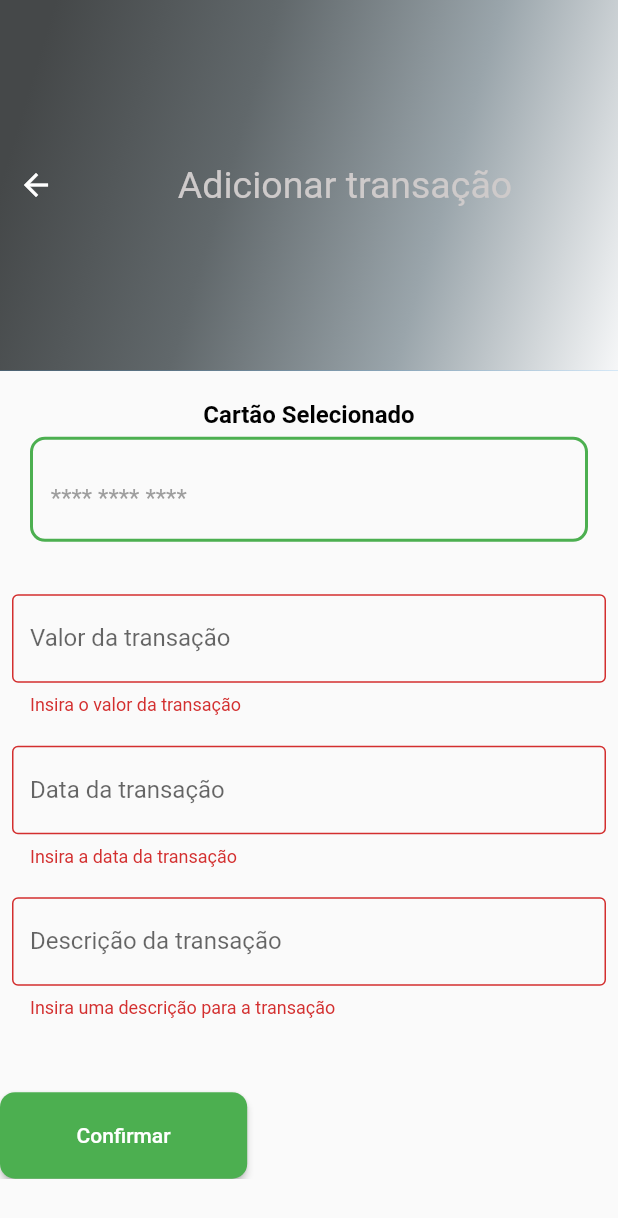
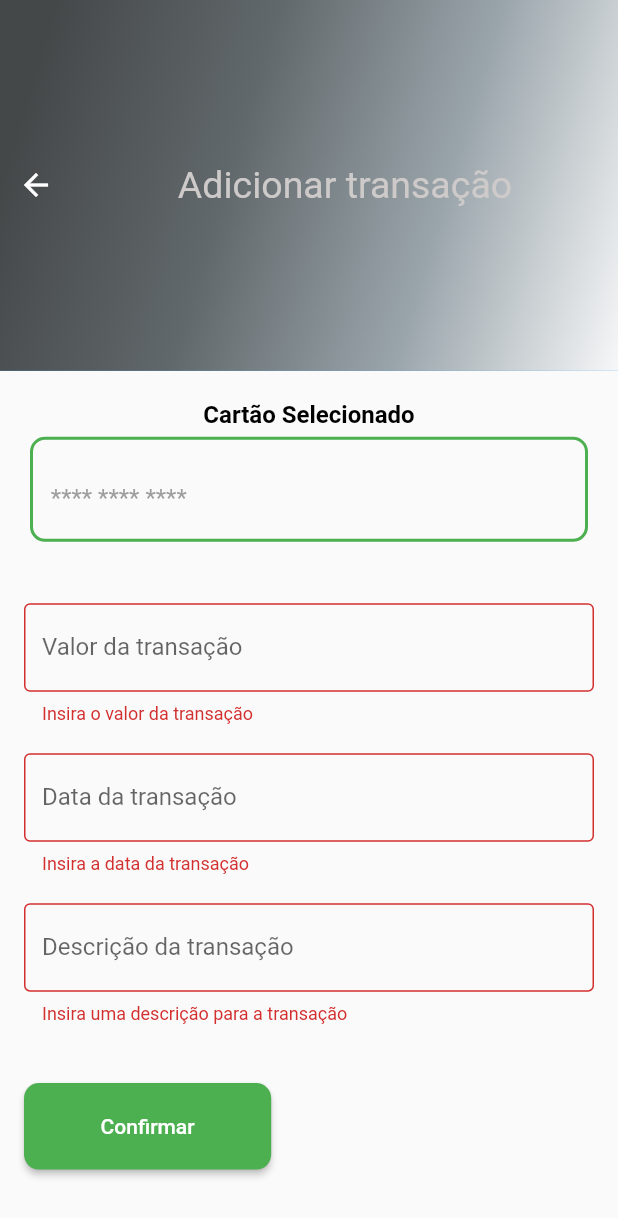
Before and after one commit to 07Dalmaso/projeto-pi-3a, a Flutter app: the AddGastos screen opened directly with empty values, after a tap on "Confirmar", on a phone screen of 412 x 824 dp. Shown: the top 1218 px of the screen. Run offline on Flutter 3.47's test engine with Material 2 defaults, Android fonts, the phone set to English and light mode, and no system bars; our stand-ins replace email_validator, firebase_auth, firebase_core, firebase_database, mobx; accounts and stored records are empty; generated files the repository leaves out were written again.

Commit message:
bug fix pagina de add card e add gastos

```diff
--- a/lib/screens/add_gastos.dart
+++ b/lib/screens/add_gastos.dart
@@ -16,9 +16,16 @@ class AddGastos extends StatefulWidget {
 
 class _AddGastosState extends State<AddGastos> {
 
+   final GlobalKey<FormState> _formKey = GlobalKey<FormState>();
+
    String cardName = '';
   String cardId = '';
   String cardNumber = '';
+
+  final _valueController = TextEditingController();
+  final _descptController = TextEditingController();
+  final _dateController = TextEditingController();
+  String? transdId;
 
   @override
   void initState() {
@@ -40,14 +47,19 @@ class _AddGastosState extends State<AddGastos> {
       cardNumber = card_Number ?? '';
     });
   }
+
+    String generateGastoId() {
+  return UniqueKey().toString();
+}
+
   @override
   Widget build(BuildContext context) {
-   final GlobalKey<FormState> _formKey = GlobalKey<FormState>();
+   //final GlobalKey<FormState> _formKey = GlobalKey<FormState>();
    //final cardStore = Provider.of<CardStore>(context);
    //final CardModel? card = cardStore.getCardById(widget.cardID);
-    final tranStore = Provider.of<TranStore>(context);
+   // final tranStore = Provider.of<TranStore>(context);
 
-    tranStore.setCard(cardName);
+   // tranStore.setCard(cardName);
 
     List<Color> colors = [
       Color.fromARGB(255, 69, 72, 73)!,
@@ -56,7 +68,8 @@ class _AddGastosState extends State<AddGastos> {
       Color.fromARGB(255, 246, 247, 248)!,
     ];
     return Scaffold(
-        body: CustomScrollView(shrinkWrap: true, slivers: <Widget>[
+      resizeToAvoidBottomInset: true,
+      body: CustomScrollView( slivers: <Widget>[
       SliverAppBar(
         centerTitle: false,
         automaticallyImplyLeading: false,
@@ -145,14 +158,14 @@ class _AddGastosState extends State<AddGastos> {
               ),
             ),
             const SizedBox(height: 20.0),
-            Form(
-              key: _formKey,
-              child: Column(
-                children: [
-                  Padding(
-                    padding: const EdgeInsets.symmetric(
-                        vertical: 10.0, horizontal: 8.0),
-                    child: TextFormField(
+              Padding(
+              padding: const EdgeInsets.all(16.0),
+              child: Form(
+                key: _formKey,
+                child: Column(
+                  children: [
+                    TextFormField(
+                      keyboardType: TextInputType.number,
                       decoration: const InputDecoration(
                         labelText: 'Valor da transação',
                         hintText: 'Ex: 100',
@@ -162,7 +175,7 @@ class _AddGastosState extends State<AddGastos> {
                           fontSize: 16.0,
                           color: Color.fromARGB(255, 69, 72, 73)),
                       //initialValue: tranStore.valor,
-                      onChanged: tranStore.setGasto,
+                      controller: _valueController,
                       validator: (value) {
                         if (value!.isEmpty) {
                           return 'Insira o valor da transação';
@@ -170,12 +183,10 @@ class _AddGastosState extends State<AddGastos> {
                         return null;
                       },
                     ),
-                  ),
-                  // const SizedBox(height: 10.0),
-                  Padding(
-                    padding: const EdgeInsets.symmetric(
-                        vertical: 10.0, horizontal: 8.0),
-                    child: TextFormField(
+                   SizedBox(
+                        height: MediaQuery.of(context).size.height * 0.023),
+                    TextFormField(
+                       keyboardType: TextInputType.datetime,
                       decoration: const InputDecoration(
                         labelText: 'Data da transação',
                         hintText: 'Ex: 21/06/2023',
@@ -185,7 +196,7 @@ class _AddGastosState extends State<AddGastos> {
                           fontSize: 16.0,
                           color: Color.fromARGB(255, 69, 72, 73)),
                       // initialValue: tranStore.data,
-                      onChanged: tranStore.setDate,
+                      controller: _dateController,
                       validator: (value) {
                         if (value!.isEmpty) {
                           return 'Insira a data da transação';
@@ -199,12 +210,9 @@ class _AddGastosState extends State<AddGastos> {
                         return null;
                       },
                     ),
-                  ),
-                  //const SizedBox(height: 10.0),
-                  Padding(
-                    padding: const EdgeInsets.symmetric(
-                        vertical: 10.0, horizontal: 8.0),
-                    child: TextFormField(
+                 SizedBox(
+                        height: MediaQuery.of(context).size.height * 0.023),
+                    TextFormField(
                       decoration: const InputDecoration(
                         labelText: 'Descrição da transação',
                         hintText: 'Ex: Alimentação',
@@ -214,7 +222,7 @@ class _AddGastosState extends State<AddGastos> {
                           fontSize: 16.0,
                           color: Color.fromARGB(255, 69, 72, 73)),
                       //initialValue: tranStore.descpt,
-                      onChanged: tranStore.setDescricao,
+                      controller: _descptController,
                       validator: (value) {
                         if (value!.isEmpty) {
                           return 'Insira uma descrição para a transação';
@@ -222,7 +230,6 @@ class _AddGastosState extends State<AddGastos> {
                         return null;
                       },
                     ),
-                  ),
                   const SizedBox(height: 20.0),
                   SizedBox(
                     height: MediaQuery.of(context).size.height * 0.023,
@@ -233,23 +240,25 @@ class _AddGastosState extends State<AddGastos> {
                       ElevatedButton(
                         onPressed: () async {
                           if (_formKey.currentState!.validate()) {
-                            if (tranStore.isFormValid) {
+
                               GastosService gastosService = GastosService();
+
+                              final String transId = generateGastoId();
+
                               await gastosService.saveGastos1(
-                                valor: tranStore.valor,
-                                data: tranStore.data,
-                                descpt: tranStore.descpt,
-                                transId: tranStore.transId,
+                                valor: _valueController.text,
+                                data: _dateController.text,
+                                descpt: _descptController.text,
+                                transId: transId,
                                 cartaoT: cardName,
 
                               );
 
-                              tranStore.saveTrasaction();
+                              //tranStore.saveTrasaction();
                              // _formKey.currentState!.reset();
 
                               Navigator.pushNamed(context, '/gastos');
                             }
-                          }
                         },
                         style: ElevatedButton.styleFrom(
                           primary: Colors.green,
@@ -268,7 +277,7 @@ class _AddGastosState extends State<AddGastos> {
                 ],
               ),
             ),
-          ],
+        )],
         ),
       ),
     ]));
--- a/lib/screens/editar_cartao.dart
+++ b/lib/screens/editar_cartao.dart
@@ -197,6 +197,7 @@ class _EditState extends State<EditCard> {
                 ),
                 SizedBox(height: MediaQuery.of(context).size.height * 0.023),
                 TextFormField(
+                  keyboardType: TextInputType.number,
                   decoration: InputDecoration(
                     labelText: 'Últimos 4 dígitos do cartão',
                     hintText: cardNumber,
@@ -223,6 +224,7 @@ class _EditState extends State<EditCard> {
                 ),
                 SizedBox(height: MediaQuery.of(context).size.height * 0.023),
                 TextFormField(
+                   keyboardType: TextInputType.datetime,
                   decoration: InputDecoration(
                     labelText: 'Data de Vencimento',
                     hintText: cardExpirationDate,
--- a/lib/services/card_service.dart
+++ b/lib/services/card_service.dart
@@ -1,5 +1,6 @@
 import 'package:firebase_auth/firebase_auth.dart';
 import 'package:firebase_database/firebase_database.dart';
+import 'package:flutter/material.dart';
 import 'package:proj_pi/models/card_model.dart';
 
 class CardService {
@@ -13,6 +14,7 @@ class CardService {
     required String cardName,
     required String cardHolderName,
     required String expirationDate,
+    required String cardId,
   }) async {
     final newCardRef = _cardRef.push();
     final String? cardId = newCardRef.key;
@@ -27,7 +29,7 @@ class CardService {
     });
   }
 
-  Future<CardModel?> getCard(String firebaseUserId) async {
+  /*Future<CardModel?> getCard(String firebaseUserId) async {
     try {
       final DatabaseEvent snapshot = await _cardRef
           .orderByChild('firebaseUserId')
@@ -52,7 +54,7 @@ class CardService {
     }
 
     return null;
-  }
+  }*/
   Future<List<dynamic>> getCardByUser() async {
     try {
       final User? currentUser = _auth.currentUser;
```
Also changed, not shown: lib/screens/add_card.dart (+42 -21 lines).
